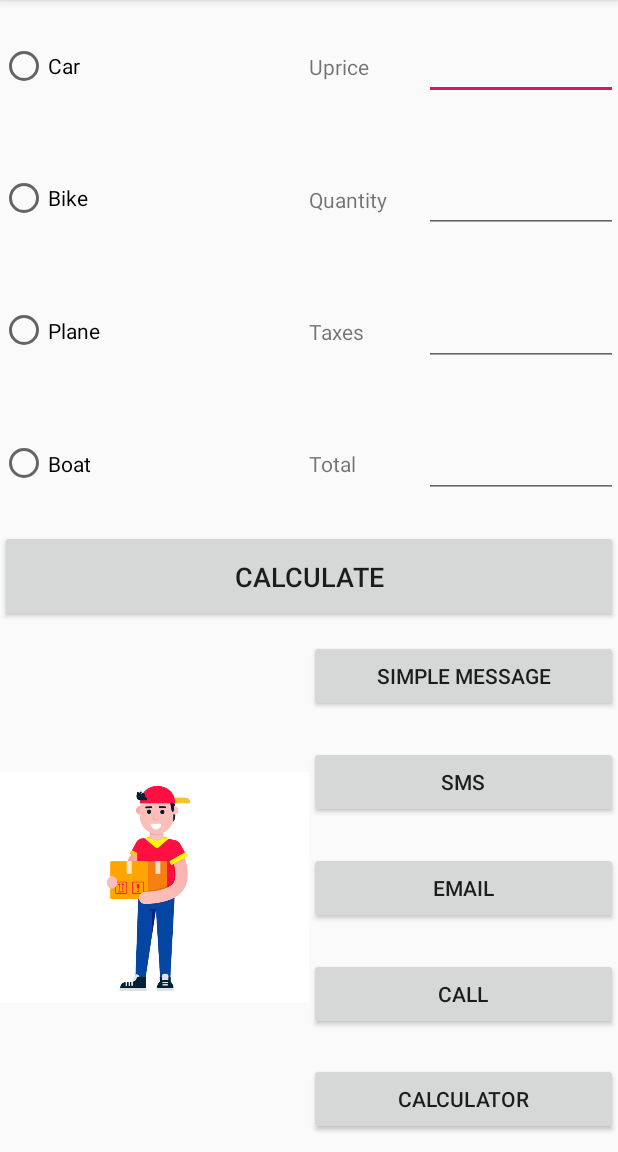
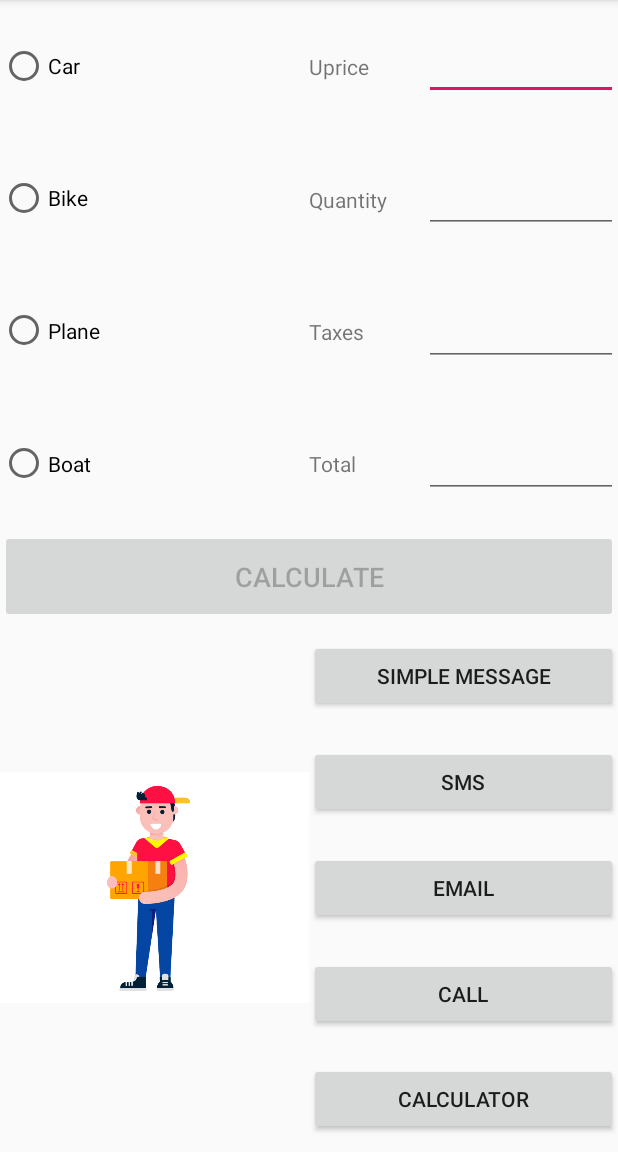
Before and after one commit to RathanSreeramoju/MAD-POS-SYSTEM, an Android app: the screen it shows after launch (MainActivity), on a phone screen of 412 x 824 dp, the part 84-1236 px from its top. Run offline under Robolectric (Android 15) with nearby library versions, the phone set to English and light mode, and no system bars.

Commit message:
Main Activity Calculate code

```diff
--- a/app/src/main/java/com/example/madpossystem/view/MainActivity.java
+++ b/app/src/main/java/com/example/madpossystem/view/MainActivity.java
@@ -5,20 +5,80 @@ import androidx.appcompat.app.AppCompatActivity;
 import android.annotation.SuppressLint;
 import android.content.Intent;
 import android.os.Bundle;
+import android.text.Editable;
+import android.text.TextWatcher;
 import android.util.Log;
 import android.view.View;
+import android.widget.Button;
 import android.widget.EditText;
+import android.widget.TextView;
 
 import com.example.madpossystem.R;
 import com.example.madpossystem.SecondActivity;
 
 public class MainActivity extends AppCompatActivity {
 
+    private static final String LOG_TAG = MainActivity.class.getSimpleName();
+    /*private static final Integer minCar = 25000;
+    private static final Integer minBike = 10000;
+    private static final Integer minPlane = 950000;
+    private static final Integer minBoat = 145500;*/
+    private EditText num1;
+    private EditText num2;
+    private Button calculate;
+    private TextView taxes;
+    private TextView total;
+
     @Override
     protected void onCreate(Bundle savedInstanceState) {
         super.onCreate(savedInstanceState);
         setContentView(R.layout.activity_main);
+
+        num1 = (EditText)findViewById(R.id.editText);
+        num2 = (EditText)findViewById(R.id.editText2);
+        calculate = (Button)findViewById(R.id.button2);
+        taxes = (TextView)findViewById(R.id.editText3);
+        total = (TextView)findViewById(R.id.editText4);
+
+        num1.addTextChangedListener(watch);
+        num2.addTextChangedListener(watch);
+
+        calculate.setOnClickListener(new View.OnClickListener() {
+            @Override
+            public void onClick(View v) {
+                int number1 = Integer.parseInt(num1.getText().toString());
+                int number2 = Integer.parseInt(num2.getText().toString());
+                double tax = (number1 * number2)*0.15;
+                double totalresult = (number1 * number2) + tax;
+                taxes.setText("" + String.valueOf(tax));
+                total.setText("" + String.valueOf(totalresult));
+            }
+
+        });
+
     }
+
+    private TextWatcher watch = new TextWatcher() {
+        @Override
+        public void beforeTextChanged(CharSequence s, int start, int count, int after) {
+
+        }
+
+        @Override
+        public void onTextChanged(CharSequence s, int start, int before, int count) {
+            String input1 = num1.getText().toString().trim();
+            String input2 = num2.getText().toString().trim();
+
+            calculate.setEnabled(!input1.isEmpty() && !input2.isEmpty());
+
+
+        }
+
+        @Override
+        public void afterTextChanged(Editable s) {
+
+        }
+    };
 
     public void launchSecondActivity(View view) {
 
@@ -27,8 +87,9 @@ public class MainActivity extends AppCompatActivity {
         startActivity(intent);
 
     }
-    private static final String LOG_TAG = MainActivity.class.getSimpleName();
-   /* public void onButtonClick(View v) {
+
+
+       /* public void onButtonClick(View v) {
         double v1 = 0.15;
         EditText e1 = (EditText)findViewById(R.id.editText);
         EditText e2 = (EditText)findViewById(R.id.editText2);
@@ -36,6 +97,5 @@ public class MainActivity extends AppCompatActivity {
         int num1 = Integer.parseInt(e1.getText().toString());
         int num2 = Integer.parseInt(e2.getText().toString());
         int CALCULATE = (int) ((num1 * num2) * v1);
-        t3.setText(Integer.toString(CALCULATE));
-    }*/
-}
+        t3.setText(Integer.toString(CALCULATE));*/
+    }
--- a/app/src/main/res/layout/activity_main.xml
+++ b/app/src/main/res/layout/activity_main.xml
@@ -177,7 +177,8 @@
                 android:layout_height="match_parent"
                 android:layout_weight="1"
                 android:text="CALCULATE"
-                android:textSize="18sp" />
+                android:textSize="18sp"
+                android:enabled="false"/>
         </LinearLayout>
 
         <LinearLayout
--- a/app/src/main/res/layout/activity_third.xml
+++ b/app/src/main/res/layout/activity_third.xml
@@ -30,7 +30,8 @@
             android:layout_marginLeft="16dp"
             android:textAppearance="@style/TextAppearance.AppCompat.Medium"
             app:layout_constraintStart_toStartOf="parent"
-            app:layout_constraintTop_toBottomOf="@+id/text_header" />
+            app:layout_constraintTop_toBottomOf="@+id/text_header"
+            android:background="#FAFAD2" />
     </LinearLayout>
 
 </androidx.constraintlayout.widget.ConstraintLayout>
```
Also changed, not shown: app/src/main/res/layout/activity_second.xml (+68 -81 lines).
